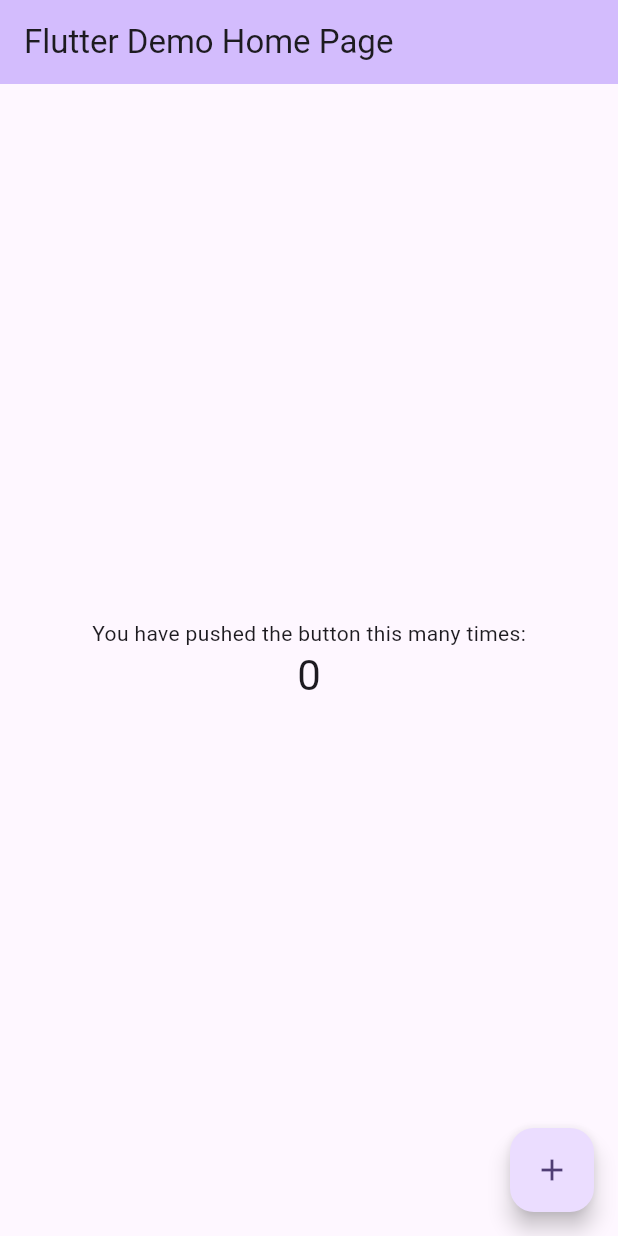
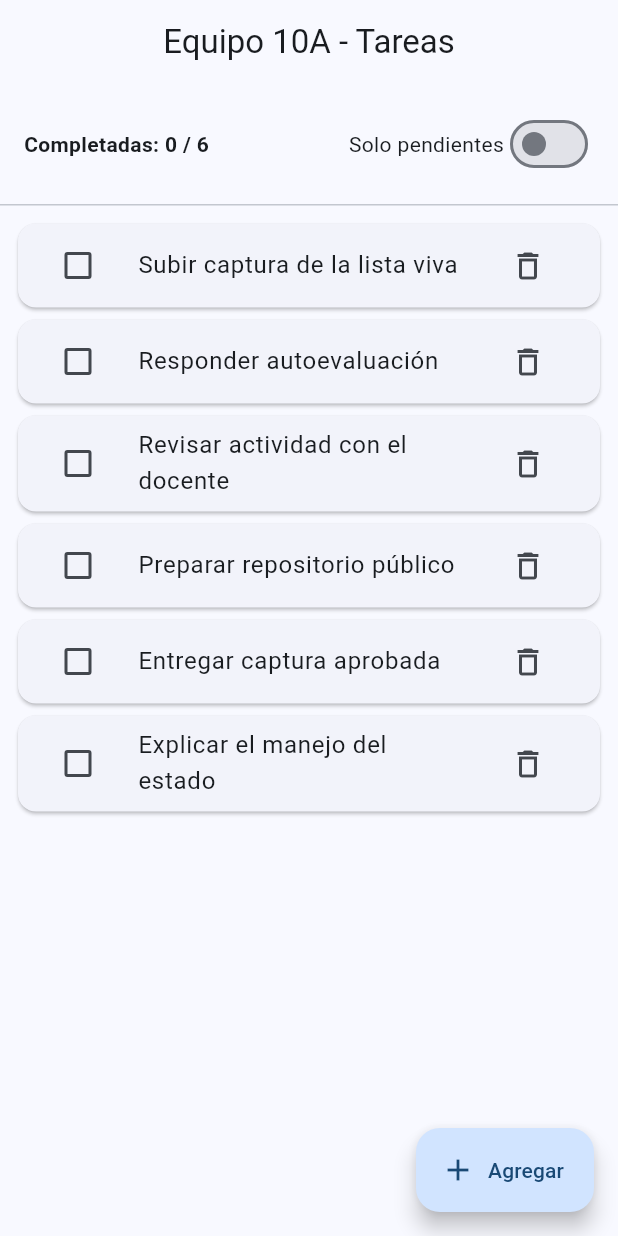
Before and after one commit to RichartM/Medina_Villagomez_LuisRicardo_TableroTareas, a Flutter app: the screen it shows after launch, on a phone screen of 412 x 824 dp. Run offline on Flutter 3.47's test engine with Material 3 defaults, Android fonts, the phone set to English and light mode, and no system bars.

Commit message:
Trabjao termiado

```diff
--- a/lib/main.dart
+++ b/lib/main.dart
@@ -7,115 +7,147 @@ void main() {
 class MyApp extends StatelessWidget {
   const MyApp({super.key});
 
-  // This widget is the root of your application.
   @override
   Widget build(BuildContext context) {
     return MaterialApp(
-      title: 'Flutter Demo',
+      title: 'Tablero de tareas',
       theme: ThemeData(
-        // This is the theme of your application.
-        //
-        // TRY THIS: Try running your application with "flutter run". You'll see
-        // the application has a purple toolbar. Then, without quitting the app,
-        // try changing the seedColor in the colorScheme below to Colors.green
-        // and then invoke "hot reload" (save your changes or press the "hot
-        // reload" button in a Flutter-supported IDE, or press "r" if you used
-        // the command line to start the app).
-        //
-        // Notice that the counter didn't reset back to zero; the application
-        // state is not lost during the reload. To reset the state, use hot
-        // restart instead.
-        //
-        // This works for code too, not just values: Most code changes can be
-        // tested with just a hot reload.
-        colorScheme: .fromSeed(seedColor: Colors.deepPurple),
+        colorScheme: ColorScheme.fromSeed(seedColor: Colors.blue),
       ),
-      home: const MyHomePage(title: 'Flutter Demo Home Page'),
+      home: const TableroTareasPage(),
     );
   }
 }
 
-class MyHomePage extends StatefulWidget {
-  const MyHomePage({super.key, required this.title});
-
-  // This widget is the home page of your application. It is stateful, meaning
-  // that it has a State object (defined below) that contains fields that affect
-  // how it looks.
-
-  // This class is the configuration for the state. It holds the values (in this
-  // case the title) provided by the parent (in this case the App widget) and
-  // used by the build method of the State. Fields in a Widget subclass are
-  // always marked "final".
-
-  final String title;
+class TableroTareasPage extends StatefulWidget {
+  const TableroTareasPage({super.key});
 
   @override
-  State<MyHomePage> createState() => _MyHomePageState();
+  State<TableroTareasPage> createState() => _TableroTareasPageState();
 }
 
-class _MyHomePageState extends State<MyHomePage> {
-  int _counter = 0;
+class _TableroTareasPageState extends State<TableroTareasPage> {
+  final List<Map<String, dynamic>> _tareas = [
+    {'title': 'Subir captura de la lista viva', 'completada': false},
+    {'title': 'Responder autoevaluación', 'completada': false},
+    {'title': 'Revisar actividad con el docente', 'completada': false},
+    {'title': 'Preparar repositorio público', 'completada': false},
+    {'title': 'Entregar captura aprobada', 'completada': false},
+    {'title': 'Explicar el manejo del estado', 'completada': false},
+  ];
 
-  void _incrementCounter() {
+  bool _soloPendientes = false;
+  int _contadorNuevasTareas = 1;
+
+  void _cambiarEstado(int indice) {
     setState(() {
-      // This call to setState tells the Flutter framework that something has
-      // changed in this State, which causes it to rerun the build method below
-      // so that the display can reflect the updated values. If we changed
-      // _counter without calling setState(), then the build method would not be
-      // called again, and so nothing would appear to happen.
-      _counter++;
+      _tareas[indice]['completada'] = !_tareas[indice]['completada'];
+    });
+  }
+
+  void _eliminarTarea(int indice) {
+    setState(() {
+      _tareas.removeAt(indice);
+    });
+  }
+
+  // Agrega directamente "Nueva tarea" sin mostrar un diálogo o pedir nombre
+  void _agregarTarea() {
+    setState(() {
+      _tareas.add({
+        'title': 'Nueva tarea $_contadorNuevasTareas',
+        'completada': false,
+      });
+      _contadorNuevasTareas++;
     });
   }
 
   @override
   Widget build(BuildContext context) {
-    // This method is rerun every time setState is called, for instance as done
-    // by the _incrementCounter method above.
-    //
-    // The Flutter framework has been optimized to make rerunning build methods
-    // fast, so that you can just rebuild anything that needs updating rather
-    // than having to individually change instances of widgets.
+    int completadas = 0;
+    for (var tarea in _tareas) {
+      if (tarea['completada'] == true) {
+        completadas++;
+      }
+    }
+
+    List<int> indicesVisibles = [];
+    for (var i = 0; i < _tareas.length; i++) {
+      if (!_soloPendientes || _tareas[i]['completada'] == false) {
+        indicesVisibles.add(i);
+      }
+    }
+
     return Scaffold(
       appBar: AppBar(
-        // TRY THIS: Try changing the color here to a specific color (to
-        // Colors.amber, perhaps?) and trigger a hot reload to see the AppBar
-        // change color while the other colors stay the same.
-        backgroundColor: Theme.of(context).colorScheme.inversePrimary,
-        // Here we take the value from the MyHomePage object that was created by
-        // the App.build method, and use it to set our appbar title.
-        title: Text(widget.title),
+        title: const Text('Equipo 10A - Tareas'),
+        centerTitle: true,
       ),
-      body: Center(
-        // Center is a layout widget. It takes a single child and positions it
-        // in the middle of the parent.
-        child: Column(
-          // Column is also a layout widget. It takes a list of children and
-          // arranges them vertically. By default, it sizes itself to fit its
-          // children horizontally, and tries to be as tall as its parent.
-          //
-          // Column has various properties to control how it sizes itself and
-          // how it positions its children. Here we use mainAxisAlignment to
-          // center the children vertically; the main axis here is the vertical
-          // axis because Columns are vertical (the cross axis would be
-          // horizontal).
-          //
-          // TRY THIS: Invoke "debug painting" (choose the "Toggle Debug Paint"
-          // action in the IDE, or press "p" in the console), to see the
-          // wireframe for each widget.
-          mainAxisAlignment: .center,
-          children: [
-            const Text('You have pushed the button this many times:'),
-            Text(
-              '$_counter',
-              style: Theme.of(context).textTheme.headlineMedium,
+      body: Column(
+        children: [
+          Padding(
+            padding: const EdgeInsets.all(16),
+            child: Row(
+              children: [
+                Expanded(
+                  child: Text(
+                    'Completadas: $completadas / ${_tareas.length}',
+                    style: const TextStyle(fontWeight: FontWeight.bold),
+                  ),
+                ),
+                const Text('Solo pendientes'),
+                Switch(
+                  value: _soloPendientes,
+                  onChanged: (valor) {
+                    setState(() {
+                      _soloPendientes = valor;
+                    });
+                  },
+                ),
+              ],
             ),
-          ],
-        ),
+          ),
+          const Divider(height: 1),
+          Expanded(
+            child: ListView.builder(
+              padding: const EdgeInsets.all(8),
+              itemCount: indicesVisibles.length,
+              itemBuilder: (context, indiceVisible) {
+                int indiceReal = indicesVisibles[indiceVisible];
+                Map<String, dynamic> tarea = _tareas[indiceReal];
+                bool completada = tarea['completada'];
+
+                return Card(
+                  child: ListTile(
+                    leading: Checkbox(
+                      value: completada,
+                      onChanged: (valor) => _cambiarEstado(indiceReal),
+                    ),
+                    title: Text(
+                      tarea['title'],
+                      style: TextStyle(
+                        decoration: completada
+                            ? TextDecoration.lineThrough
+                            : TextDecoration.none,
+                      ),
+                    ),
+                    trailing: IconButton(
+                      tooltip: 'Eliminar ${tarea['title']}',
+                      onPressed: () => _eliminarTarea(indiceReal),
+                      icon: const Icon(Icons.delete_outline),
+                    ),
+                  ),
+                );
+              },
+            ),
+          ),
+        ],
       ),
-      floatingActionButton: FloatingActionButton(
-        onPressed: _incrementCounter,
-        tooltip: 'Increment',
-        child: const Icon(Icons.add),
+      floatingActionButton: FloatingActionButton.extended(
+        tooltip: 'Agregar tarea',
+        onPressed: _agregarTarea,
+        icon: const Icon(Icons.add),
+        label: const Text('Agregar'),
       ),
     );
   }
```
Also changed, not shown: 1 other file.
